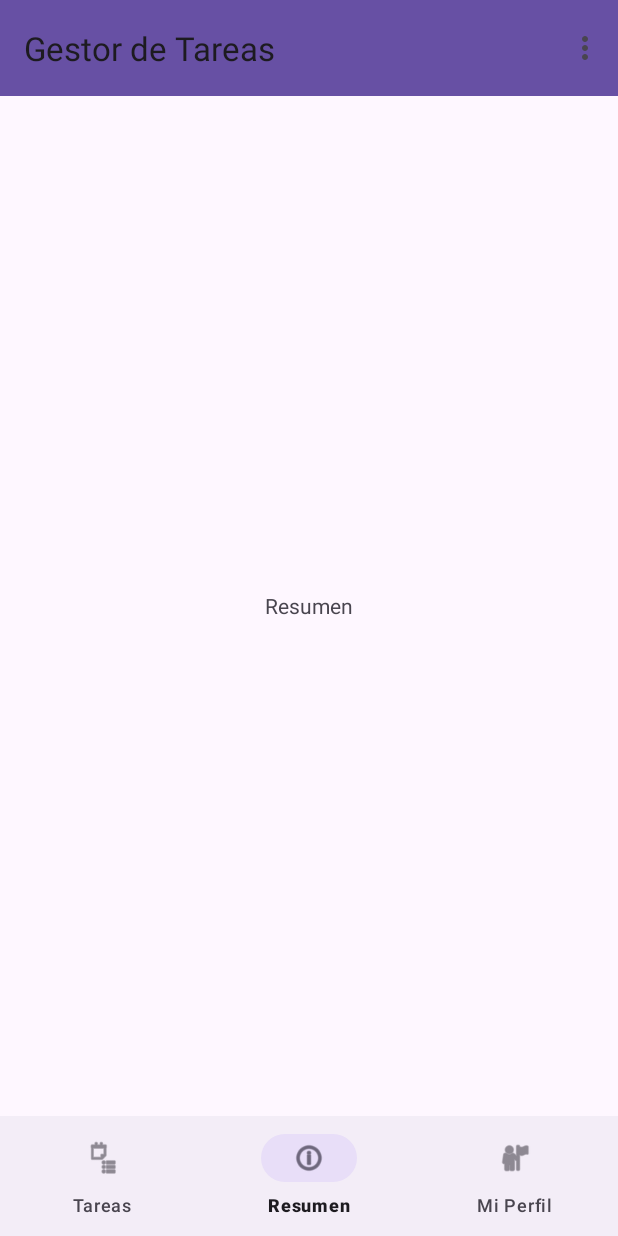
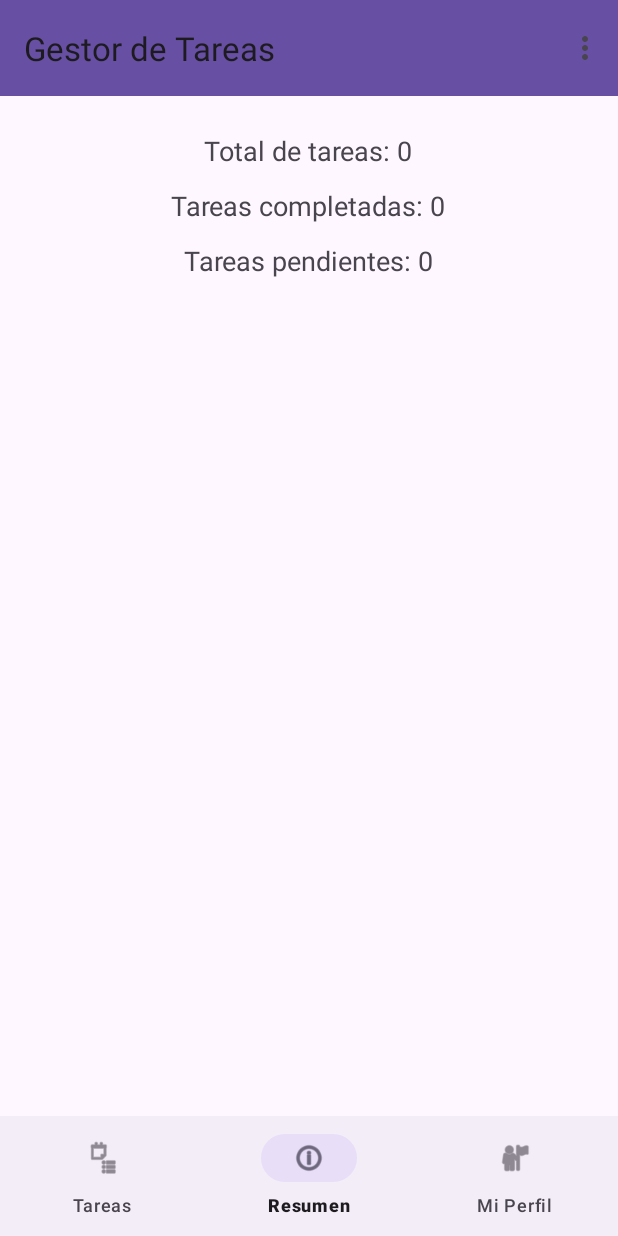
Before and after one commit to JaimitoSky/LAB7_20211602_IoT, an Android app: the screen it shows after launch once a user with an empty profile is signed in (MainActivity), item 2 of the bottom bar chosen, on a phone screen of 412 x 824 dp. Run offline under Robolectric (Android 15) with nearby library versions, the phone set to English and light mode, and no system bars; our stand-ins replace Firebase (no records; nobody signed in at launch, a user with empty details on screens opened directly).

```diff
--- a/app/src/main/java/com/example/lab7_20211602_iot/ui/d.java
+++ /dev/null
@@ -1,4 +0,0 @@
-package com.example.lab7_20211602_iot.ui;
-
-public class d {
-}
--- a/app/src/main/java/com/example/lab7_20211602_iot/ui/resumen/ResumenFragment.java
+++ b/app/src/main/java/com/example/lab7_20211602_iot/ui/resumen/ResumenFragment.java
@@ -1,19 +1,27 @@
 package com.example.lab7_20211602_iot.ui.resumen;
 
 import android.os.Bundle;
-import androidx.fragment.app.Fragment;
-
 import android.view.LayoutInflater;
 import android.view.View;
 import android.view.ViewGroup;
+import android.widget.Toast;
+
+import androidx.annotation.NonNull;
+import androidx.annotation.Nullable;
+import androidx.fragment.app.Fragment;
 
 import com.example.lab7_20211602_iot.databinding.FragmentResumenBinding;
+import com.example.lab7_20211602_iot.model.Tarea;
+import com.example.lab7_20211602_iot.repository.TareaRepository;
+import com.google.firebase.firestore.ListenerRegistration;
+
+import java.util.List;
 
 public class ResumenFragment extends Fragment {
 
-    FragmentResumenBinding binding;
-
-    public ResumenFragment() {}
+    private FragmentResumenBinding binding;
+    private TareaRepository repo;
+    private ListenerRegistration listener;
 
     @Override
     public View onCreateView(LayoutInflater inflater, ViewGroup container,
@@ -21,4 +29,48 @@ public class ResumenFragment extends Fragment {
         binding = FragmentResumenBinding.inflate(inflater, container, false);
         return binding.getRoot();
     }
+
+    @Override
+    public void onViewCreated(@NonNull View view, @Nullable Bundle savedInstanceState) {
+        super.onViewCreated(view, savedInstanceState);
+        repo = new TareaRepository();
+    }
+
+    @Override
+    public void onStart() {
+        super.onStart();
+        listener = repo.listenTareas(new TareaRepository.TareasListener() {
+            @Override
+            public void onTareasChanged(List<Tarea> tareas) {
+                actualizarResumen(tareas);
+            }
+
+            @Override
+            public void onError(String message) {
+                Toast.makeText(getContext(), "Error: " + message, Toast.LENGTH_SHORT).show();
+            }
+        });
+    }
+
+    @Override
+    public void onStop() {
+        super.onStop();
+        if (listener != null) {
+            listener.remove();
+            listener = null;
+        }
+    }
+
+    private void actualizarResumen(List<Tarea> tareas) {
+        int total = tareas.size();
+        int completadas = 0;
+        for (Tarea t : tareas) {
+            if (t.completada) completadas++;
+        }
+        int pendientes = total - completadas;
+
+        binding.tvTotal.setText("Total de tareas: " + total);
+        binding.tvCompletadas.setText("Tareas completadas: " + completadas);
+        binding.tvPendientes.setText("Tareas pendientes: " + pendientes);
+    }
 }
--- a/app/src/main/res/layout/fragment_resumen.xml
+++ b/app/src/main/res/layout/fragment_resumen.xml
@@ -1,11 +1,32 @@
 <?xml version="1.0" encoding="utf-8"?>
-<FrameLayout xmlns:android="http://schemas.android.com/apk/res/android"
+<LinearLayout xmlns:android="http://schemas.android.com/apk/res/android"
+    android:orientation="vertical"
+    android:gravity="center_horizontal"
+    android:padding="24dp"
     android:layout_width="match_parent"
     android:layout_height="match_parent">
 
     <TextView
-        android:text="Resumen"
+        android:id="@+id/tvTotal"
         android:layout_width="wrap_content"
         android:layout_height="wrap_content"
-        android:layout_gravity="center"/>
-</FrameLayout>
+        android:text="Total de tareas: 0"
+        android:textSize="18sp" />
+
+    <TextView
+        android:id="@+id/tvCompletadas"
+        android:layout_width="wrap_content"
+        android:layout_height="wrap_content"
+        android:text="Tareas completadas: 0"
+        android:textSize="18sp"
+        android:layout_marginTop="12dp" />
+
+    <TextView
+        android:id="@+id/tvPendientes"
+        android:layout_width="wrap_content"
+        android:layout_height="wrap_content"
+        android:text="Tareas pendientes: 0"
+        android:textSize="18sp"
+        android:layout_marginTop="12dp" />
+
+</LinearLayout>
```
Also changed, not shown: app/src/main/java/com/example/lab7_20211602_iot/util/DateUtils.java (+18 -2 lines).
